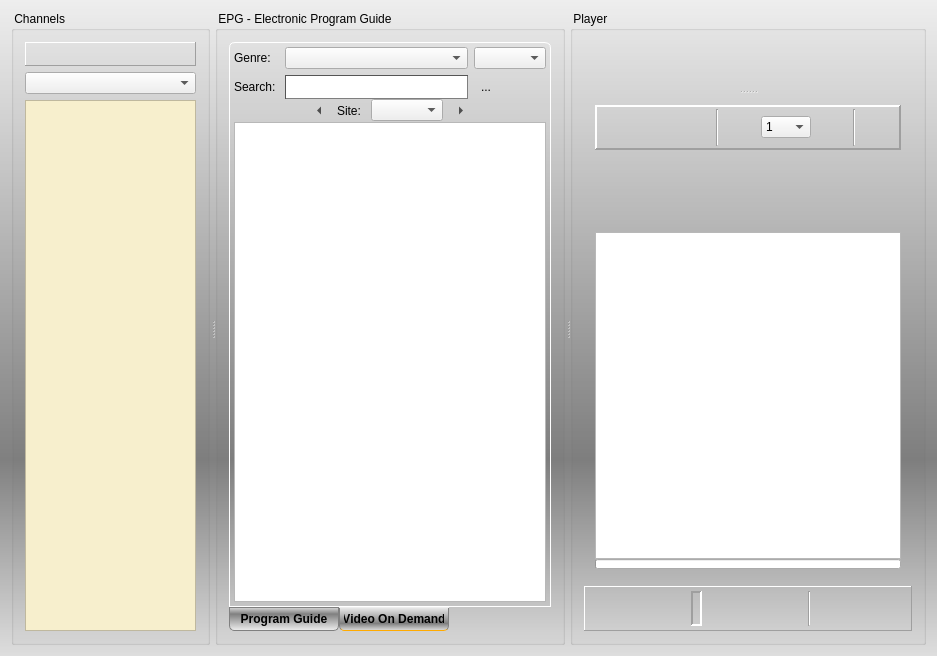
Qt form forms/recorder_inc.ui (code-google-com/vlc-record) before a commit.
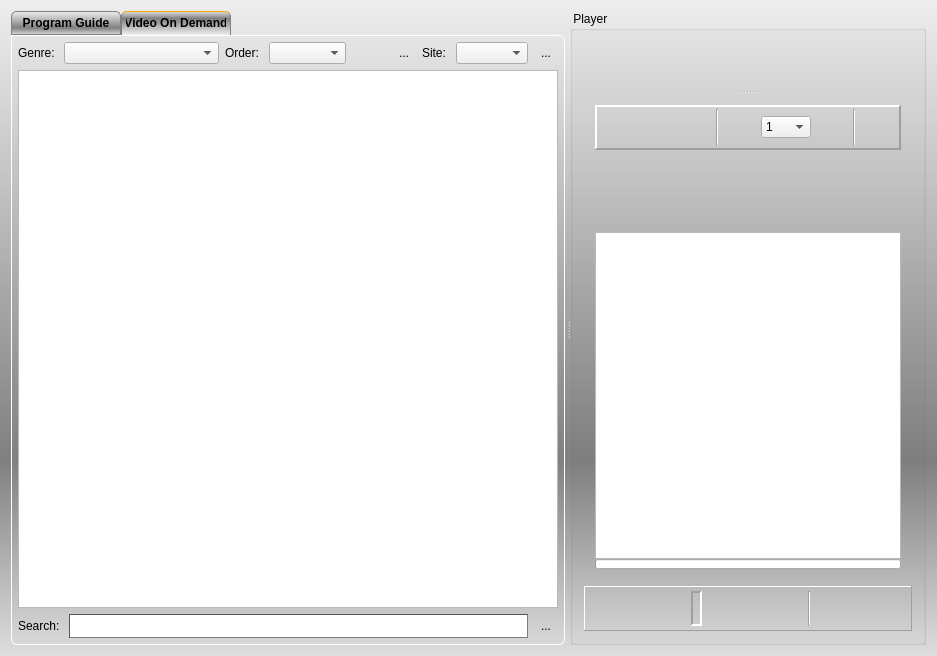
The same form after that commit. The open tabs and pages were chosen to show the change. Icons and pictures are not drawn. Custom widgets are drawn as their Qt base class.

Commit message: - layout changes to divide VOD from program

```diff
--- a/forms/recorder_inc.ui
+++ b/forms/recorder_inc.ui
@@ -22,7 +22,7 @@
   <property name="locale">
    <locale language="English" country="UnitedStates"/>
   </property>
-  <layout class="QVBoxLayout" name="verticalLayout_3" stretch="0">
+  <layout class="QVBoxLayout" name="verticalLayout_4">
    <item>
     <widget class="QSplitter" name="vSplitterChanEpgPlay">
      <property name="styleSheet">
@@ -50,6 +50,63 @@
      <property name="orientation">
       <enum>Qt::Horizontal</enum>
      </property>
+     <widget class="QTabWidget" name="tabEpgVod">
+      <property name="styleSheet">
+       <string notr="true">QTabWidget#tabEpgVod {
+  background-color: transparent;
+}
+
+QTabWidget::pane {
+  background-color: transparent;
+  border: 1px solid white;
+  border-bottom-left-radius: 6px;
+  border-bottom-right-radius: 6px;
+  border-top-right-radius: 6px;
+}
+
+QTabBar::tab {
+ background-color: qlineargradient(spread:pad, x1:0, y1:0, x2:0, y2:1, stop:0 #eee, stop:0.7 grey, stop:1 #dedede);
+  border: 1px solid gray;
+  border-top-left-radius: 5px;
+  border-top-right-radius: 5px;
+  min-width: 100px;
+  padding: 4px;
+  font: bold;
+}
+
+QTabBar::tab:selected {
+  background-color: qlineargradient(spread:pad, x1:1, y1:1, x2:1, y2:0, stop:0 #eee, stop:0.7 grey, stop:1 #dedede);
+  
+  border-bottom-color: #eee;
+  border-top-color: #fa0;
+}
+
+QTabBar::tab:hover {
+  border-bottom-color: #eee;
+}
+</string>
+      </property>
+      <property name="tabPosition">
+       <enum>QTabWidget::North</enum>
+      </property>
+      <property name="currentIndex">
+       <number>0</number>
+      </property>
+      <widget class="QWidget" name="epgTab">
+       <property name="styleSheet">
+        <string notr="true"/>
+       </property>
+       <attribute name="title">
+        <string>Program Guide</string>
+       </attribute>
+       <layout class="QVBoxLayout" name="verticalLayout_3">
+        <property name="spacing">
+         <number>6</number>
+        </property>
+        <property name="margin">
+         <number>4</number>
+        </property>
+        <item>
      <widget class="QSplitter" name="vSplitterChanEpg">
       <property name="styleSheet">
        <string notr="true">QSplitter#vSplitterChanEpg::handle {
@@ -80,7 +137,13 @@
        <property name="title">
         <string> Channels </string>
        </property>
-       <layout class="QVBoxLayout" name="verticalLayout">
+           <layout class="QVBoxLayout" name="verticalLayout_6">
+            <property name="spacing">
+             <number>4</number>
+            </property>
+            <property name="margin">
+             <number>4</number>
+            </property>
         <item>
          <widget class="QFrame" name="hFrameFav">
           <property name="contextMenuPolicy">
@@ -191,63 +254,9 @@
        <property name="title">
         <string> EPG - Electronic Program Guide </string>
        </property>
-       <layout class="QVBoxLayout" name="verticalLayout_4">
-        <property name="spacing">
-         <number>6</number>
-        </property>
-        <item>
-         <widget class="QTabWidget" name="tabEpgVod">
-          <property name="styleSheet">
-           <string notr="true">QWidget#tabEpgVod {
-  background-color: transparent;
-}
-
-QTabWidget::pane {
-  border: 1px solid white;
-  border-top-left-radius: 6px;
-  border-top-right-radius: 6px;
-}
-
-QTabBar::tab {
-  background-color: qlineargradient(spread:pad, x1:1, y1:1, x2:1, y2:0, stop:0 #eee, stop:0.7 grey, stop:1 #dedede);
-  border: 1px solid gray;
-  border-bottom-left-radius: 5px;
-  border-bottom-right-radius: 5px;
-  min-width: 100px;
-  padding: 4px;
-  font: bold;
-}
-
-QTabBar::tab:selected {
-  background-color: qlineargradient(spread:pad, x1:0, y1:0, x2:0, y2:1, stop:0 #eee, stop:0.7 grey, stop:1 #dedede);
-  border-top-color: #eee;
-  border-bottom-color: #fa0;
-}
-
-QTabBar::tab:hover {
-  border-top-color: #eee;
-}
-</string>
-          </property>
-          <property name="tabPosition">
-           <enum>QTabWidget::South</enum>
-          </property>
-          <property name="currentIndex">
-           <number>0</number>
-          </property>
-          <widget class="QWidget" name="epgTab">
-           <property name="styleSheet">
-            <string notr="true"/>
-           </property>
-           <attribute name="title">
-            <string>Program Guide</string>
-           </attribute>
-           <layout class="QVBoxLayout" name="verticalLayout_6">
-            <property name="spacing">
-             <number>0</number>
-            </property>
+           <layout class="QVBoxLayout" name="verticalLayout">
             <property name="margin">
-             <number>0</number>
+             <number>4</number>
             </property>
             <item>
              <layout class="QVBoxLayout" name="verticalLayout_2">
@@ -586,6 +595,10 @@
             </item>
            </layout>
           </widget>
+         </widget>
+        </item>
+       </layout>
+      </widget>
           <widget class="QWidget" name="vodTab">
            <property name="styleSheet">
             <string notr="true"/>
@@ -593,86 +606,35 @@
            <attribute name="title">
             <string>Video On Demand</string>
            </attribute>
-           <layout class="QVBoxLayout" name="verticalLayout_7" stretch="0,0,10">
+       <layout class="QVBoxLayout" name="verticalLayout_7">
             <property name="spacing">
-             <number>0</number>
+         <number>6</number>
             </property>
             <property name="margin">
-             <number>4</number>
+         <number>6</number>
             </property>
             <item>
-             <layout class="QGridLayout" name="gridLayout" columnstretch="0,10,10,0">
-              <item row="0" column="0">
+         <layout class="QHBoxLayout" name="horizontalLayout_7" stretch="0,10,0,5,0,0,0,2,0">
+          <item>
                <widget class="QLabel" name="labGenre">
                 <property name="text">
                  <string>Genre: </string>
                 </property>
                </widget>
               </item>
-              <item row="0" column="1" colspan="2">
+          <item>
                <widget class="QComboBox" name="cbxGenre"/>
               </item>
-              <item row="1" column="0">
-               <widget class="QLabel" name="labVodSearch">
-                <property name="styleSheet">
-                 <string notr="true">QLabel#labSearch {
-font-weight: bold;
-color: white;
-}</string>
-                </property>
+          <item>
+           <widget class="QLabel" name="label_2">
                 <property name="text">
-                 <string>Search: </string>
+             <string>Order: </string>
                 </property>
                </widget>
               </item>
-              <item row="1" column="1" colspan="2">
-               <widget class="QLineEdit" name="lineVodSearch">
-                <property name="minimumSize">
-                 <size>
-                  <width>100</width>
-                  <height>24</height>
-                 </size>
-                </property>
-                <property name="styleSheet">
-                 <string notr="true">QLineEdit#lineVodSearch {
-  color: #800;   
-  font: bold;
-   background-image: url(:/app/search);
-   background-repeat: no-repeat;
-   background-position: LEFT;
-   border: 1px inset;
-   border-color: #555;
- }</string>
-                </property>
-               </widget>
-              </item>
-              <item row="1" column="3">
-               <widget class="QToolButton" name="btnVodSearch">
-                <property name="text">
-                 <string>...</string>
-                </property>
-                <property name="icon">
-                 <iconset resource="../vlc-record.qrc">
-                  <normaloff>:/app/find</normaloff>:/app/find</iconset>
-                </property>
-                <property name="iconSize">
-                 <size>
-                  <width>24</width>
-                  <height>24</height>
-                 </size>
-                </property>
-                <property name="autoRaise">
-                 <bool>true</bool>
-                </property>
-               </widget>
-              </item>
-              <item row="0" column="3">
+          <item>
                <widget class="QComboBox" name="cbxLastOrBest"/>
               </item>
-             </layout>
-            </item>
-            <item>
-             <layout class="QHBoxLayout" name="hLayoutSiteNavi">
               <item>
                <spacer name="horizontalSpacer_5">
                 <property name="orientation">
@@ -695,7 +657,7 @@
                  <bool>true</bool>
                 </property>
                 <property name="arrowType">
-                 <enum>Qt::LeftArrow</enum>
+             <enum>Qt::NoArrow</enum>
                 </property>
                </widget>
               </item>
@@ -718,23 +680,10 @@
                  <bool>true</bool>
                 </property>
                 <property name="arrowType">
-                 <enum>Qt::RightArrow</enum>
+             <enum>Qt::NoArrow</enum>
                 </property>
                </widget>
               </item>
-              <item>
-               <spacer name="horizontalSpacer_6">
-                <property name="orientation">
-                 <enum>Qt::Horizontal</enum>
-                </property>
-                <property name="sizeHint" stdset="0">
-                 <size>
-                  <width>40</width>
-                  <height>20</height>
-                 </size>
-                </property>
-               </spacer>
-              </item>
              </layout>
             </item>
             <item>
@@ -744,9 +693,63 @@
               </property>
              </widget>
             </item>
-           </layout>
-          </widget>
-         </widget>
+        <item>
+         <layout class="QHBoxLayout" name="horizontalLayout_6">
+          <item>
+           <widget class="QLabel" name="labVodSearch">
+            <property name="styleSheet">
+             <string notr="true">QLabel#labSearch {
+font-weight: bold;
+color: white;
+}</string>
+            </property>
+            <property name="text">
+             <string>Search: </string>
+            </property>
+           </widget>
+          </item>
+          <item>
+           <widget class="QLineEdit" name="lineVodSearch">
+            <property name="minimumSize">
+             <size>
+              <width>100</width>
+              <height>24</height>
+             </size>
+            </property>
+            <property name="styleSheet">
+             <string notr="true">QLineEdit#lineVodSearch {
+  color: #800;   
+  font: bold;
+   background-image: url(:/app/search);
+   background-repeat: no-repeat;
+   background-position: LEFT;
+   border: 1px inset;
+   border-color: #555;
+ }</string>
+            </property>
+           </widget>
+          </item>
+          <item>
+           <widget class="QToolButton" name="btnVodSearch">
+            <property name="text">
+             <string>...</string>
+            </property>
+            <property name="icon">
+             <iconset resource="../vlc-record.qrc">
+              <normaloff>:/app/find</normaloff>:/app/find</iconset>
+            </property>
+            <property name="iconSize">
+             <size>
+              <width>24</width>
+              <height>24</height>
+             </size>
+            </property>
+            <property name="autoRaise">
+             <bool>true</bool>
+            </property>
+           </widget>
+          </item>
+         </layout>
         </item>
        </layout>
       </widget>
```
Left out of the diff: 8 changed lines with no effect on the pictures. Lines whose indentation alone changed are shown as unchanged. The commit also changes 3 other files.
